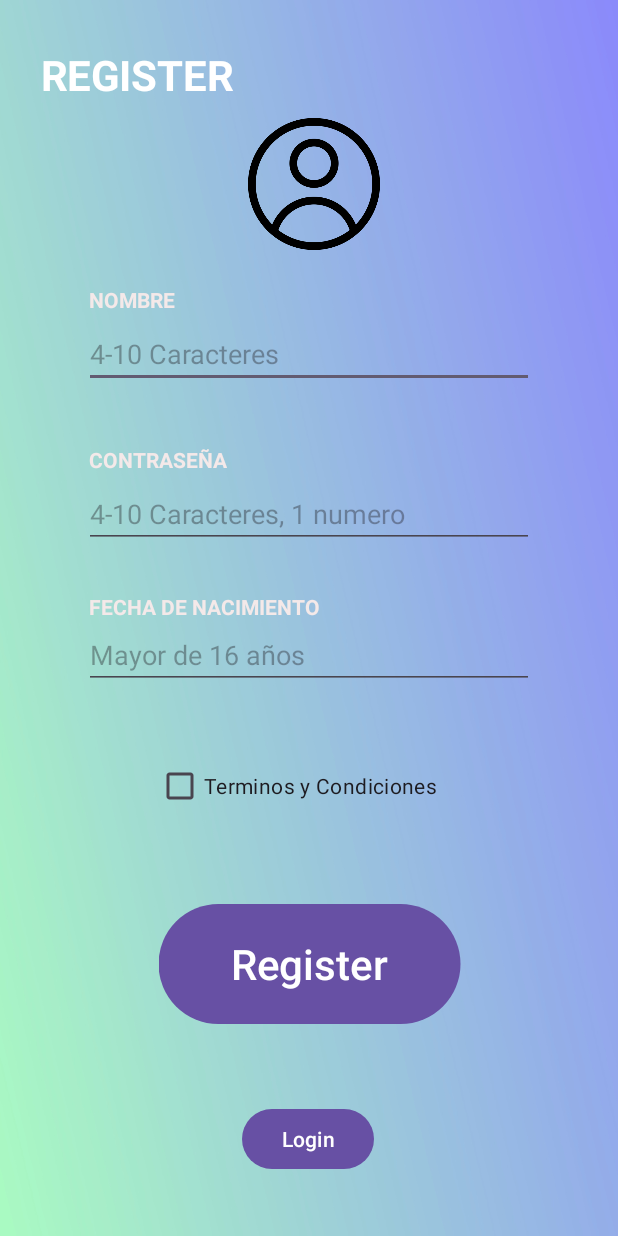
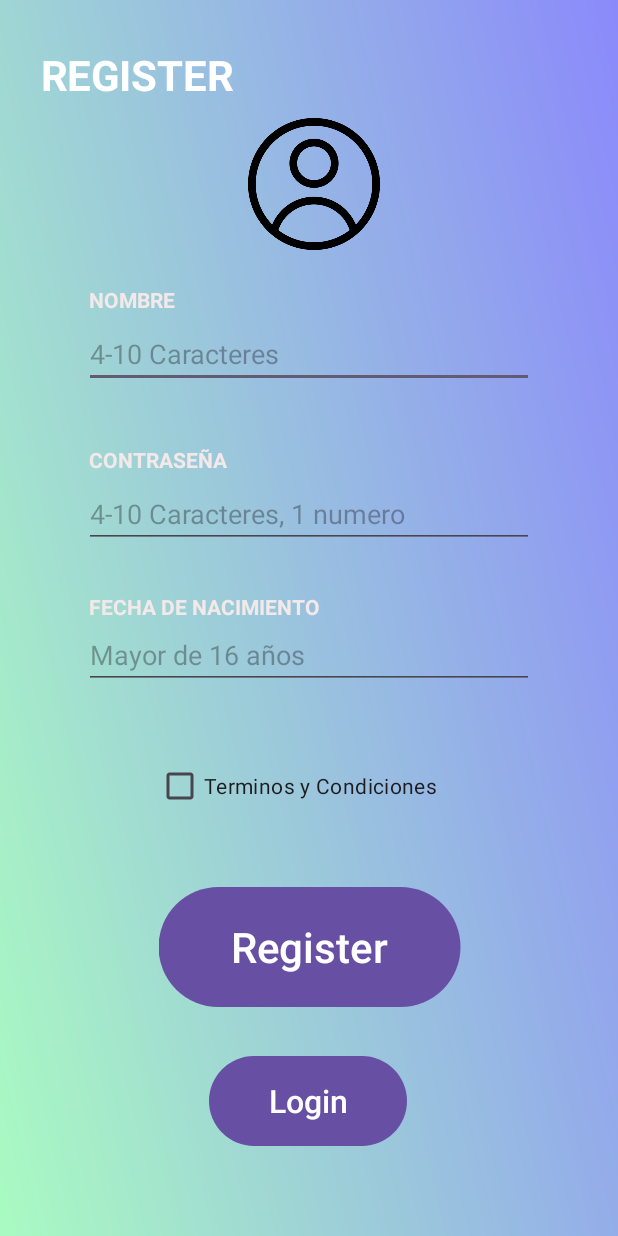
Before and after one commit to SergioLilo/practicaPigV2, an Android app: the screen it shows after launch (RegistroLogin), on a phone screen of 412 x 824 dp. Run offline under Robolectric (Android 15) with nearby library versions, the phone set to English and light mode, and no system bars; our stand-ins replace Room's generated code.

Commit message:
Interfaz Register

```diff
--- a/app/src/main/java/com/example/practicapigv2/Registro_HUB/RegistroLogin.kt
+++ b/app/src/main/java/com/example/practicapigv2/Registro_HUB/RegistroLogin.kt
@@ -130,7 +130,7 @@ class RegistroLogin : AppCompatActivity() {
                 binding.nombreIncorrectoID.text = "El nombre debe tener entre 4 y 10 caracteres"
         }
                 if (!contrasenyaLength1) {
-
+//
                 binding.contrasenyaIncorrectoID.text =
                     "Contraseña entre 4 y 10 caracteres, debe contener un numero"
         }
--- a/app/src/main/res/layout/activity_registro_login.xml
+++ b/app/src/main/res/layout/activity_registro_login.xml
@@ -5,8 +5,16 @@
     android:id="@+id/main"
     android:layout_width="match_parent"
     android:layout_height="match_parent"
-    tools:context=".Registro_HUB.RegistroLogin"
-    android:background="@drawable/fondo"><![CDATA[>
+    android:background="@drawable/fondo"
+    tools:context=".Registro_HUB.RegistroLogin"><![CDATA[>
+
+
+
+
+
+
+
+
 
     ]]>
 
@@ -20,16 +28,18 @@
         app:layout_constraintHorizontal_bias="0.498"
         app:layout_constraintStart_toStartOf="parent"
         app:layout_constraintTop_toTopOf="parent"
-        app:layout_constraintVertical_bias="0.866" />
+        app:layout_constraintVertical_bias="0.842" />
 
     <TextView
         android:id="@+id/contrasenyaIncorrectoID"
         android:layout_width="wrap_content"
         android:layout_height="wrap_content"
+        android:scaleX="0.8"
+        android:scaleY="0.8"
         android:textColor="@android:color/holo_red_light"
         app:layout_constraintBottom_toBottomOf="parent"
         app:layout_constraintEnd_toEndOf="parent"
-        app:layout_constraintHorizontal_bias="0.498"
+        app:layout_constraintHorizontal_bias="0.124"
         app:layout_constraintStart_toStartOf="parent"
         app:layout_constraintTop_toTopOf="parent"
         app:layout_constraintVertical_bias="0.459" />
@@ -57,7 +67,7 @@
         app:layout_constraintEnd_toEndOf="parent"
         app:layout_constraintStart_toStartOf="parent"
         app:layout_constraintTop_toTopOf="parent"
-        app:layout_constraintVertical_bias="0.797" />
+        app:layout_constraintVertical_bias="0.783" />
 
     <TextView
         android:id="@+id/textView6"
@@ -103,13 +113,15 @@
         android:id="@+id/loginId"
         android:layout_width="wrap_content"
         android:layout_height="wrap_content"
+        android:scaleX="1.5"
+        android:scaleY="1.5"
         android:text="Login"
         app:layout_constraintBottom_toBottomOf="parent"
         app:layout_constraintEnd_toEndOf="parent"
         app:layout_constraintHorizontal_bias="0.498"
         app:layout_constraintStart_toStartOf="parent"
         app:layout_constraintTop_toTopOf="parent"
-        app:layout_constraintVertical_bias="0.948" />
+        app:layout_constraintVertical_bias="0.915" />
 
     <EditText
         android:id="@+id/nombreID"
@@ -199,7 +211,7 @@
         app:layout_constraintHorizontal_bias="0.498"
         app:layout_constraintStart_toStartOf="parent"
         app:layout_constraintTop_toTopOf="parent"
-        app:layout_constraintVertical_bias="0.699" />
+        app:layout_constraintVertical_bias="0.685" />
 
     <TextView
         android:id="@+id/textView3"
```
